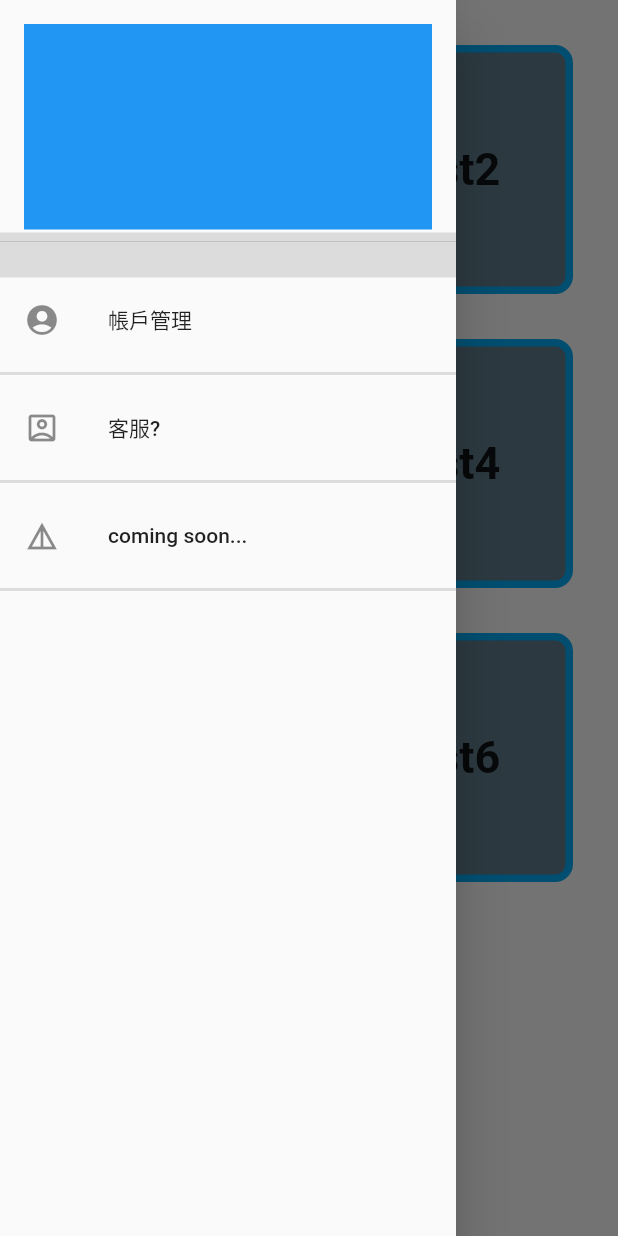
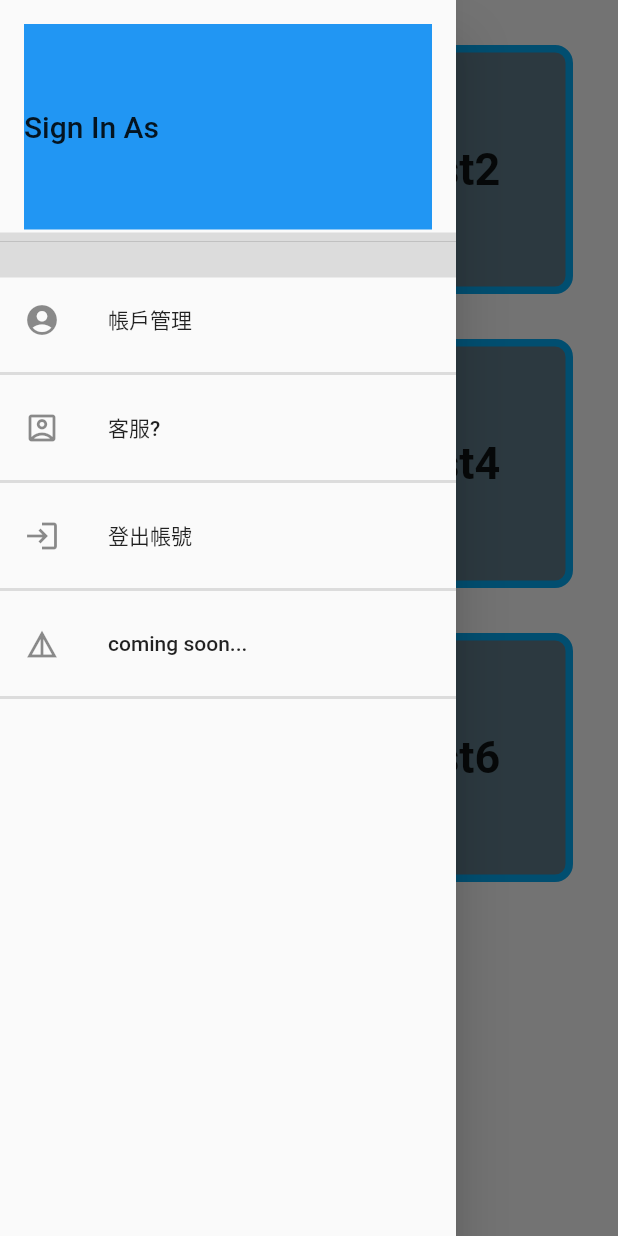
Before and after one commit to C-Ryan0510/IM_SD, a Flutter app: the screen it shows once a user with an empty profile is signed in, with the side drawer open, on a phone screen of 412 x 824 dp. Run offline on Flutter 3.47's test engine with Material 2 defaults, Android fonts, the phone set to English and light mode, and no system bars; our stand-ins replace firebase_auth, firebase_core; accounts and stored records are empty.

Commit message:
5/2
新增 當前用戶[widget overflow]
        登出 (firebaseAuth.instance.signOut())

```diff
--- a/lib/Pages/HomeScreen.dart
+++ b/lib/Pages/HomeScreen.dart
@@ -1,28 +1,14 @@
+import 'package:firebase_auth/firebase_auth.dart';
 import 'package:flutter/material.dart';
 
 //main()==>HomeScreen()
-class HomeScreen extends StatelessWidget {
+class HomeScreen extends StatefulWidget {
+  //constructor
   const HomeScreen({Key? key}) : super(key: key);
-
-  @override
-  Widget build(BuildContext context){
-    return const MaterialApp(
-      home: HomeStateful(),
-    );
-  }
+  @override//Must override
+  State<HomeScreen> createState() => _HomeStateful();
 }
-
-//網址： https://api.flutter.dev/flutter/material/BottomNavigationBar-class.html
-//HomePage() ==> HomeStateful
-//custom StatefulWidget class
-class HomeStateful extends StatefulWidget {
-  //constructor
-  const HomeStateful({Key? key}) : super(key: key);
-  @override//Must override
-  State<HomeStateful> createState() => _MyStatefulWidgetState();
-}
-//custom NavigationBar widget
-class _MyStatefulWidgetState extends State<HomeStateful> {
+class _HomeStateful extends State<HomeScreen> {
   //check State of availability(for SideBar)
   GlobalKey<ScaffoldState> _scaffoldKey = GlobalKey<ScaffoldState>();
   //統一字體Style
@@ -32,6 +18,7 @@ class _MyStatefulWidgetState extends State<HomeStateful> {
   /*再寫一個(for 美工)*/
   @override
   Widget build(BuildContext context) {
+    final user = FirebaseAuth.instance.currentUser!;//當前登入帳戶for info
     return Scaffold(
       key: _scaffoldKey,
       body: Stack(//to contain multiple bodys
@@ -100,7 +87,22 @@ class _MyStatefulWidgetState extends State<HomeStateful> {
       drawer: Drawer(//SideBar
         child:  ListView(
           children: [
-            DrawerHeader(child: Container(color: Colors.blue,)),//Image
+            DrawerHeader(/*account detail*/
+                child: Container(
+                  child: Row(
+                    children: [
+                      Text('Sign In As',
+                      style: TextStyle(fontSize: 20),
+                      ),
+                      SizedBox(width: 10),
+                      Text(user.email!,
+                        style: TextStyle(fontSize: 24,fontWeight: FontWeight.bold),
+                      )
+                    ],
+                  ),
+                  color: Colors.blue,
+                )
+            ),
             Divider(thickness: 30,),//thicc
             ListTile(/*當此為範例取*/
               leading: Icon(Icons.account_circle),
@@ -119,6 +121,12 @@ class _MyStatefulWidgetState extends State<HomeStateful> {
             ),
             Divider(thickness: 2,),
             ListTile(
+              leading: Icon(Icons.login),
+              title: Text("登出帳號"),
+              onTap: () => FirebaseAuth.instance.signOut(),
+            ),
+            Divider(thickness: 2,),
+            ListTile(
               leading: Icon(Icons.details),
               title: Text("coming soon..."),
               onTap: (){//-->
```
